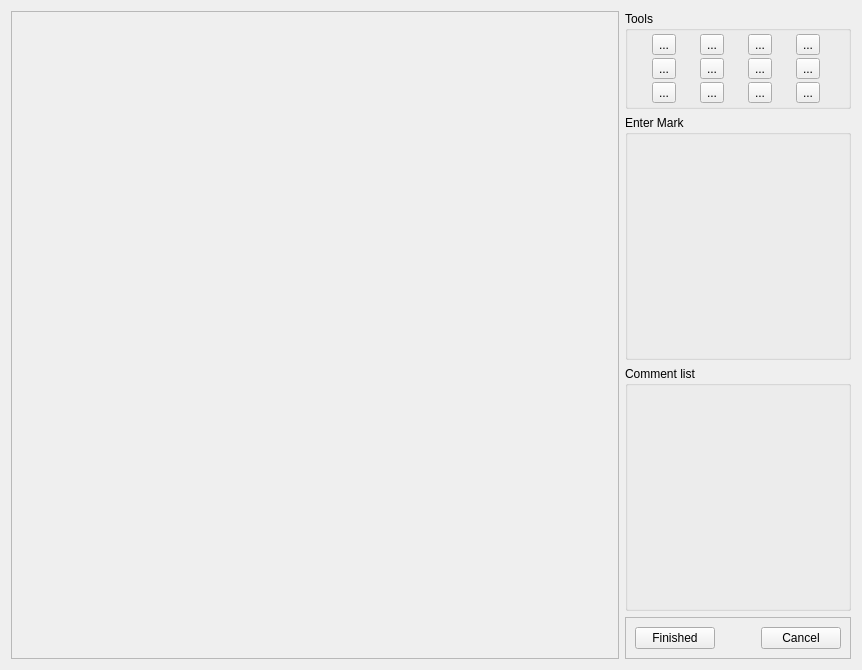
Old version of the form clients/uiFiles/ui_annotator.ui in the repository plomgrading/plom.
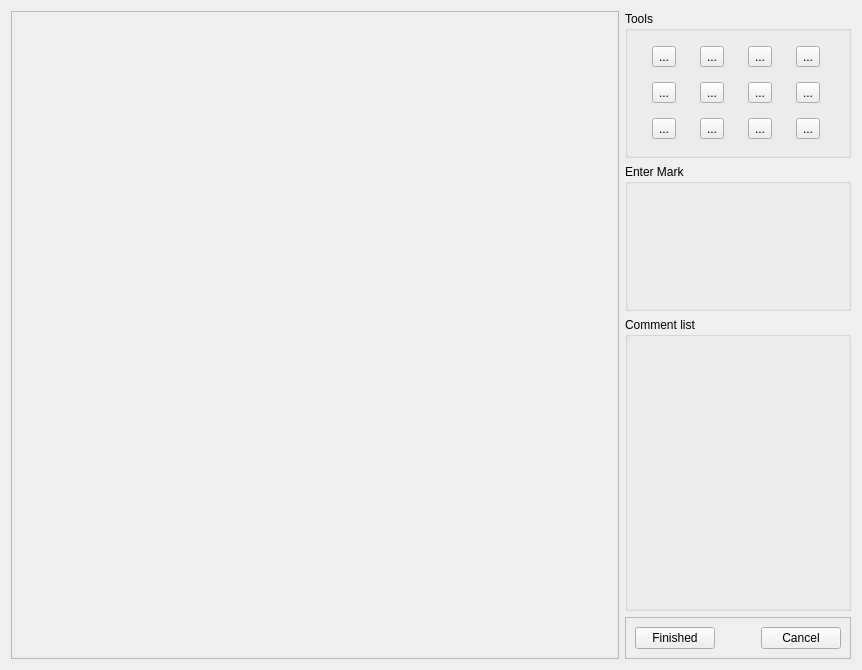
New version of the form.

Commit message: Tweaked annotator layout, and fixed style issue + icons for pyinstaller

What changed in the file:
```diff
--- a/clients/uiFiles/ui_annotator.ui
+++ b/clients/uiFiles/ui_annotator.ui
@@ -85,6 +85,12 @@
    </item>
    <item row="0" column="1">
     <widget class="QGroupBox" name="groupBox">
+     <property name="sizePolicy">
+      <sizepolicy hsizetype="Preferred" vsizetype="Preferred">
+       <horstretch>0</horstretch>
+       <verstretch>1</verstretch>
+      </sizepolicy>
+     </property>
      <property name="title">
       <string>Tools</string>
      </property>
@@ -226,7 +232,7 @@
      <property name="sizePolicy">
       <sizepolicy hsizetype="Preferred" vsizetype="Preferred">
        <horstretch>0</horstretch>
-       <verstretch>1</verstretch>
+       <verstretch>2</verstretch>
       </sizepolicy>
      </property>
      <property name="title">
```
The commit also changes 4 other files.
